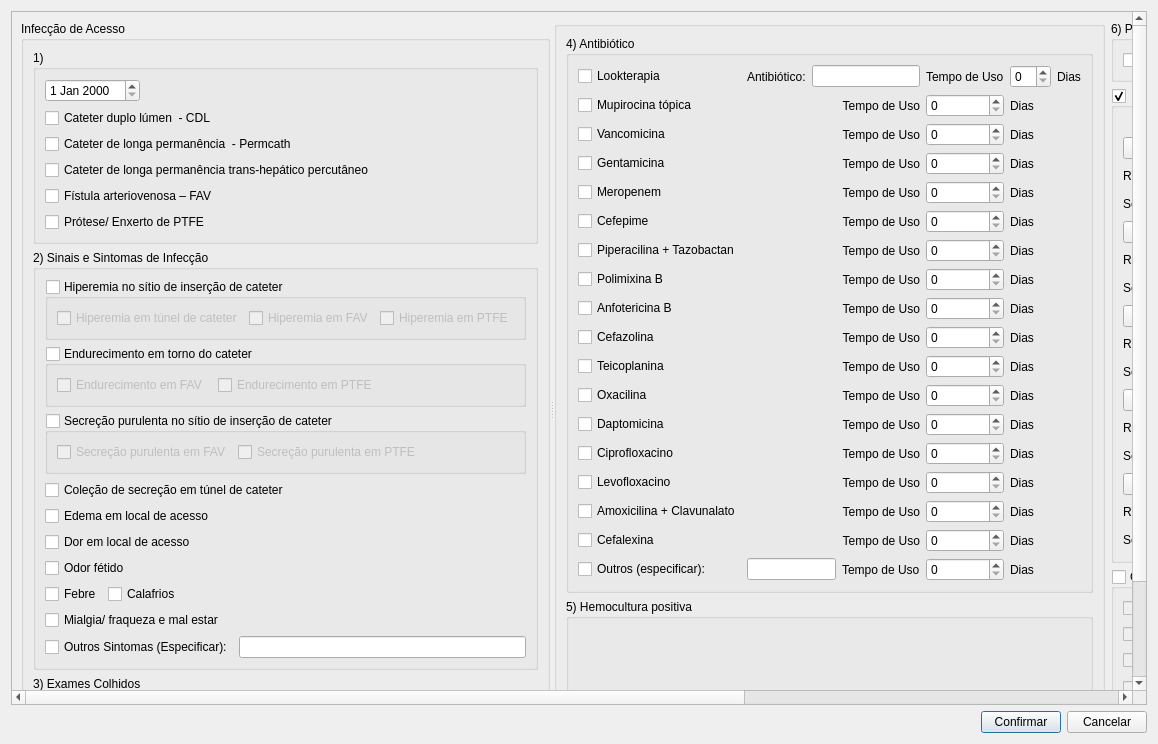
The window that infeccaodeacesso.ui (LordMendes/SAHD) describes before a commit, drawn with Qt 5.
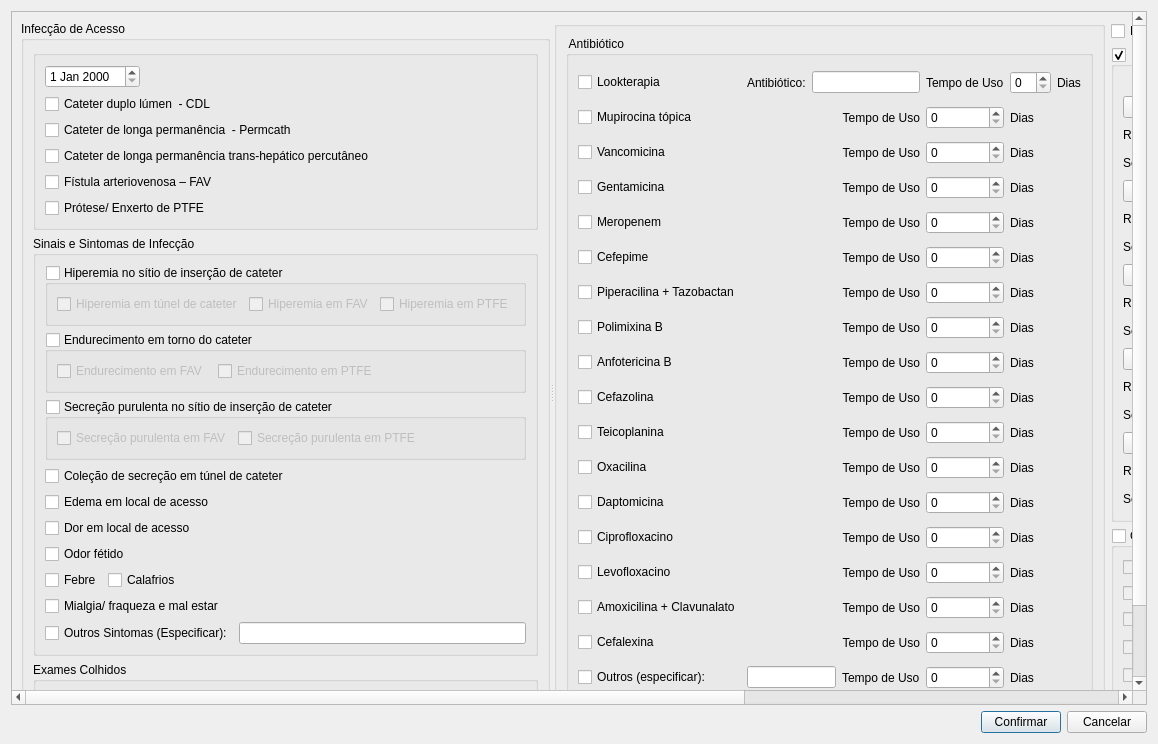
The same window after the commit.

Patch:
```diff
--- a/infeccaodeacesso.ui
+++ b/infeccaodeacesso.ui
@@ -30,10 +30,10 @@
        <widget class="QWidget" name="scrollAreaWidgetContents">
         <property name="geometry">
          <rect>
-          <x>-24</x>
+          <x>-783</x>
           <y>0</y>
           <width>1894</width>
-          <height>825</height>
+          <height>785</height>
          </rect>
         </property>
         <layout class="QVBoxLayout" name="verticalLayout_6">
@@ -58,7 +58,7 @@
                <item>
                 <widget class="QGroupBox" name="groupBox_op1">
                  <property name="title">
-                  <string>1)</string>
+                  <string/>
                  </property>
                  <layout class="QVBoxLayout" name="verticalLayout">
                   <item>
@@ -122,7 +122,7 @@
                <item>
                 <widget class="QGroupBox" name="groupBox_op2">
                  <property name="title">
-                  <string>2) Sinais e Sintomas de Infecção</string>
+                  <string>Sinais e Sintomas de Infecção</string>
                  </property>
                  <layout class="QVBoxLayout" name="verticalLayout_2">
                   <item>
@@ -344,7 +344,7 @@
                <item>
                 <widget class="QGroupBox" name="groupBox_op3">
                  <property name="title">
-                  <string>3) Exames Colhidos</string>
+                  <string>Exames Colhidos</string>
                  </property>
                  <layout class="QGridLayout" name="gridLayout_2">
                   <item row="0" column="0">
@@ -411,7 +411,7 @@
                   <string/>
                  </property>
                  <property name="title">
-                  <string>4) Antibiótico</string>
+                  <string> Antibiótico</string>
                  </property>
                  <layout class="QGridLayout" name="gridLayout">
                   <item row="1" column="0">
@@ -977,39 +977,10 @@
                 </widget>
                </item>
                <item>
-                <widget class="QGroupBox" name="groupBox_op5">
-                 <property name="title">
-                  <string>5) Hemocultura positiva </string>
+                <widget class="QCheckBox" name="checkBox_16">
+                 <property name="text">
+                  <string>Hemocultura Positiva</string>
                  </property>
-                 <layout class="QHBoxLayout" name="horizontalLayout_12">
-                  <item>
-                   <widget class="QCheckBox" name="checkBox_hemoculturaPositivaSim">
-                    <property name="text">
-                     <string>Sim</string>
-                    </property>
-                   </widget>
-                  </item>
-                  <item>
-                   <widget class="QCheckBox" name="checkBox_hemoculturaPositivaNao">
-                    <property name="text">
-                     <string>Não</string>
-                    </property>
-                   </widget>
-                  </item>
-                  <item>
-                   <spacer name="horizontalSpacer_7">
-                    <property name="orientation">
-                     <enum>Qt::Horizontal</enum>
-                    </property>
-                    <property name="sizeHint" stdset="0">
-                     <size>
-                      <width>40</width>
-                      <height>20</height>
-                     </size>
-                    </property>
-                   </spacer>
-                  </item>
-                 </layout>
                 </widget>
                </item>
               </layout>
@@ -1022,39 +993,10 @@
               <enum>QLayout::SetNoConstraint</enum>
              </property>
              <item>
-              <widget class="QGroupBox" name="groupBox_op6">
-               <property name="title">
-                <string>6) Ponta de cateter positiva </string>
+              <widget class="QCheckBox" name="checkBox_pontaDeCateterPositiva">
+               <property name="text">
+                <string>Ponta de Cateter Positiva</string>
                </property>
-               <layout class="QHBoxLayout" name="horizontalLayout_13">
-                <item>
-                 <widget class="QCheckBox" name="checkBox_PontaDeCateterPositivaSim">
-                  <property name="text">
-                   <string>Sim</string>
-                  </property>
-                 </widget>
-                </item>
-                <item>
-                 <widget class="QCheckBox" name="checkBox_PontaDeCateterPositivaNao">
-                  <property name="text">
-                   <string>Não</string>
-                  </property>
-                 </widget>
-                </item>
-                <item>
-                 <spacer name="horizontalSpacer_8">
-                  <property name="orientation">
-                   <enum>Qt::Horizontal</enum>
-                  </property>
-                  <property name="sizeHint" stdset="0">
-                   <size>
-                    <width>40</width>
-                    <height>20</height>
-                   </size>
-                  </property>
-                 </spacer>
-                </item>
-               </layout>
               </widget>
              </item>
              <item>
@@ -1069,7 +1011,7 @@
                 <string>font-style: bold;</string>
                </property>
                <property name="title">
-                <string>7) Swab positivo </string>
+                <string>Swab positivo </string>
                </property>
                <property name="checkable">
                 <bool>true</bool>
```
